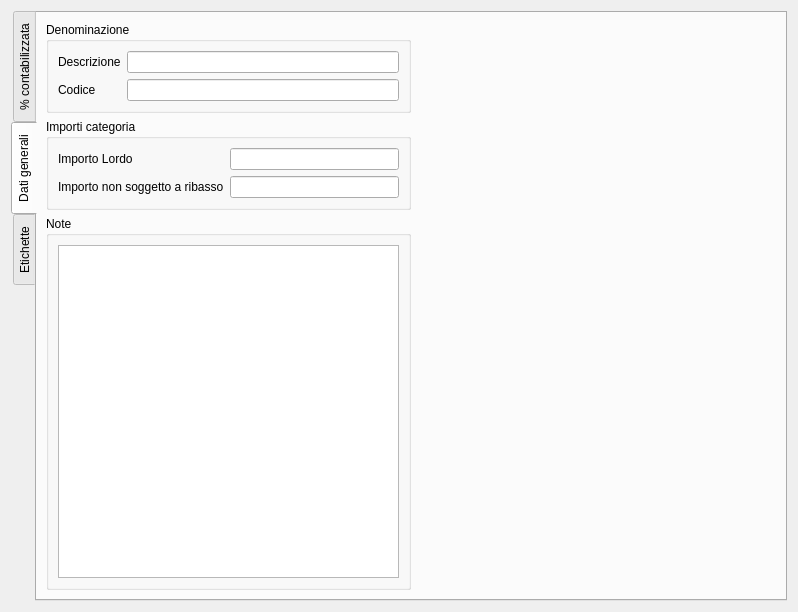
Above: qcostgui/accountinglsbilldatagui.ui from mickele77/qcost before the change. Below: the same form after it.
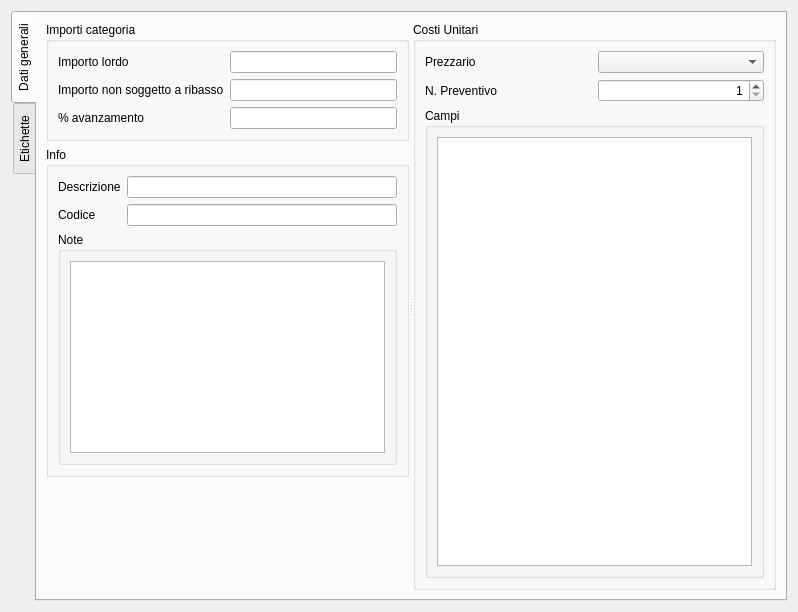
That is the form after the change. The open tabs and pages were chosen to show the change.

The edit to the form file:
```diff
--- a/qcostgui/accountinglsbilldatagui.ui
+++ b/qcostgui/accountinglsbilldatagui.ui
@@ -22,9 +22,9 @@
      <property name="currentIndex">
       <number>0</number>
      </property>
-     <widget class="QWidget" name="accountedAmountsTab">
+     <widget class="QWidget" name="generalDataTab">
       <attribute name="title">
-       <string>% contabilizzata</string>
+       <string>Dati generali</string>
       </attribute>
       <layout class="QGridLayout" name="gridLayout_2">
        <item row="0" column="0">
@@ -32,26 +32,50 @@
          <property name="orientation">
           <enum>Qt::Horizontal</enum>
          </property>
-         <widget class="QGroupBox" name="accountingGroupBox">
+         <widget class="QWidget" name="layoutWidget">
+          <layout class="QVBoxLayout" name="generalDataLeftVerticalLayout">
+           <item>
+            <widget class="QGroupBox" name="amountsGroupBox">
           <property name="title">
-           <string>% contabilizzata</string>
-          </property>
-          <layout class="QGridLayout" name="gridLayout_8">
-           <item row="0" column="0" colspan="2">
-            <widget class="QLabel" name="totalAmountLabel">
+              <string>Importi categoria</string>
+             </property>
+             <layout class="QGridLayout" name="gridLayout_10">
+              <item row="0" column="0">
+               <widget class="QLabel" name="PPUTotalToDiscountLabel">
              <property name="text">
-              <string>Totale Categoria</string>
+                 <string>Importo lordo</string>
+                </property>
+               </widget>
+              </item>
+              <item row="0" column="1">
+               <widget class="QLineEdit" name="PPUTotalToDiscountLineEdit">
+                <property name="alignment">
+                 <set>Qt::AlignRight|Qt::AlignTrailing|Qt::AlignVCenter</set>
+                </property>
+               </widget>
+              </item>
+              <item row="1" column="1">
+               <widget class="QLineEdit" name="PPUNotToDiscountLineEdit">
+                <property name="alignment">
+                 <set>Qt::AlignRight|Qt::AlignTrailing|Qt::AlignVCenter</set>
+                </property>
+               </widget>
+              </item>
+              <item row="1" column="0">
+               <widget class="QLabel" name="PPUNotToDiscountLabel">
+                <property name="text">
+                 <string>Importo non soggetto a ribasso</string>
              </property>
             </widget>
            </item>
            <item row="2" column="0">
             <widget class="QLabel" name="percentageAccountedLabel">
              <property name="text">
-              <string>% contabilizzata</string>
+                 <string>% avanzamento</string>
              </property>
             </widget>
            </item>
-           <item row="2" column="2">
+              <item row="2" column="1">
             <widget class="QLineEdit" name="percentageAccountedLineEdit">
              <property name="alignment">
               <set>Qt::AlignRight|Qt::AlignTrailing|Qt::AlignVCenter</set>
@@ -61,44 +85,74 @@
              </property>
             </widget>
            </item>
-           <item row="1" column="0">
-            <widget class="QLabel" name="totalAmountAccountedLabel">
+             </layout>
+            </widget>
+           </item>
+           <item>
+            <widget class="QGroupBox" name="infoGroupBox">
+             <property name="title">
+              <string>Info</string>
+             </property>
+             <layout class="QGridLayout" name="gridLayout_11">
+              <item row="0" column="0">
+               <widget class="QLabel" name="nameLabel">
              <property name="text">
-              <string>Totale Contabilizzato</string>
+                 <string>Descrizione</string>
              </property>
             </widget>
            </item>
-           <item row="0" column="2">
-            <widget class="QLineEdit" name="totalAmountLineEdit">
-             <property name="alignment">
-              <set>Qt::AlignRight|Qt::AlignTrailing|Qt::AlignVCenter</set>
-             </property>
-             <property name="readOnly">
-              <bool>true</bool>
-             </property>
-            </widget>
-           </item>
-           <item row="1" column="2">
-            <widget class="QLineEdit" name="totalAmountAccountedLineEdit">
-             <property name="alignment">
-              <set>Qt::AlignRight|Qt::AlignTrailing|Qt::AlignVCenter</set>
-             </property>
-             <property name="readOnly">
-              <bool>true</bool>
-             </property>
+              <item row="0" column="1">
+               <widget class="QLineEdit" name="nameLineEdit"/>
+              </item>
+              <item row="1" column="0">
+               <widget class="QLabel" name="codeLabel">
+                <property name="text">
+                 <string>Codice</string>
+                </property>
+               </widget>
+              </item>
+              <item row="1" column="1">
+               <widget class="QLineEdit" name="codeLineEdit"/>
+              </item>
+              <item row="2" column="0" colspan="2">
+               <widget class="QGroupBox" name="descriptionGroupBox">
+                <property name="title">
+                 <string>Note</string>
+                </property>
+                <layout class="QGridLayout" name="gridLayout_6">
+                 <item row="0" column="0">
+                  <widget class="QPlainTextEdit" name="descriptionTextEdit"/>
+                 </item>
+                </layout>
             </widget>
            </item>
           </layout>
          </widget>
-        </widget>
-       </item>
-       <item row="1" column="0">
-        <widget class="QGroupBox" name="priceListGroupBox">
+           </item>
+           <item>
+            <spacer name="verticalSpacer">
+             <property name="orientation">
+              <enum>Qt::Vertical</enum>
+             </property>
+             <property name="sizeHint" stdset="0">
+              <size>
+               <width>20</width>
+               <height>40</height>
+              </size>
+             </property>
+            </spacer>
+           </item>
+          </layout>
+         </widget>
+         <widget class="QWidget" name="layoutWidget">
+          <layout class="QVBoxLayout" name="generalDataRightVerticalLayout">
+           <item>
+            <widget class="QGroupBox" name="priceGroupBox">
          <property name="title">
           <string>Costi Unitari</string>
          </property>
          <layout class="QGridLayout" name="gridLayout">
-          <item row="0" column="0" rowspan="2">
+              <item row="0" column="0">
            <widget class="QLabel" name="priceListComboBoxLabel">
             <property name="text">
              <string>Prezzario</string>
@@ -108,7 +162,14 @@
           <item row="0" column="1">
            <widget class="QComboBox" name="priceListComboBox"/>
           </item>
-          <item row="1" column="1" rowspan="2">
+              <item row="1" column="0">
+               <widget class="QLabel" name="currentPriceDataSetSpinBoxLabel">
+                <property name="text">
+                 <string>N. Preventivo</string>
+                </property>
+               </widget>
+              </item>
+              <item row="1" column="1">
            <widget class="QSpinBox" name="currentPriceDataSetSpinBox">
             <property name="alignment">
              <set>Qt::AlignRight|Qt::AlignTrailing|Qt::AlignVCenter</set>
@@ -118,17 +179,10 @@
             </property>
            </widget>
           </item>
-          <item row="2" column="0">
-           <widget class="QLabel" name="currentPriceDataSetSpinBoxLabel">
-            <property name="text">
-             <string>N. Preventivo</string>
-            </property>
-           </widget>
-          </item>
-          <item row="3" column="0" colspan="2">
+              <item row="2" column="0" colspan="2">
            <widget class="QGroupBox" name="totalPriceFieldGroupBox">
             <property name="title">
-             <string>Campi importo lordo</string>
+                 <string>Campi</string>
             </property>
             <layout class="QGridLayout" name="gridLayout_9">
              <item row="0" column="0">
@@ -144,108 +198,9 @@
          </layout>
         </widget>
        </item>
-       <item row="0" column="1">
-        <spacer name="horizontalSpacer">
-         <property name="orientation">
-          <enum>Qt::Horizontal</enum>
-         </property>
-         <property name="sizeHint" stdset="0">
-          <size>
-           <width>40</width>
-           <height>20</height>
-          </size>
-         </property>
-        </spacer>
-       </item>
-      </layout>
-     </widget>
-     <widget class="QWidget" name="generalDataTab">
-      <attribute name="title">
-       <string>Dati generali</string>
-      </attribute>
-      <layout class="QGridLayout" name="gridLayout_12">
-       <item row="0" column="0">
-        <widget class="QGroupBox" name="nameGroupBox">
-         <property name="title">
-          <string>Denominazione</string>
-         </property>
-         <layout class="QGridLayout" name="gridLayout_11">
-          <item row="0" column="0">
-           <widget class="QLabel" name="nameLabel">
-            <property name="text">
-             <string>Descrizione</string>
-            </property>
-           </widget>
-          </item>
-          <item row="0" column="1">
-           <widget class="QLineEdit" name="nameLineEdit"/>
-          </item>
-          <item row="1" column="0">
-           <widget class="QLabel" name="codeLabel">
-            <property name="text">
-             <string>Codice</string>
-            </property>
-           </widget>
-          </item>
-          <item row="1" column="1">
-           <widget class="QLineEdit" name="codeLineEdit"/>
-          </item>
-         </layout>
-        </widget>
-       </item>
-       <item row="1" column="0">
-        <widget class="QGroupBox" name="PPUGroupBox">
-         <property name="title">
-          <string>Importi categoria</string>
-         </property>
-         <layout class="QGridLayout" name="gridLayout_10">
-          <item row="0" column="0">
-           <widget class="QLabel" name="PPUToBeDiscountedLabel">
-            <property name="text">
-             <string>Importo Lordo</string>
-            </property>
-           </widget>
-          </item>
-          <item row="0" column="1">
-           <widget class="QLineEdit" name="PPUToBeDiscountedLineEdit"/>
-          </item>
-          <item row="1" column="1">
-           <widget class="QLineEdit" name="PPUNotToBeDiscountedLineEdit"/>
-          </item>
-          <item row="1" column="0">
-           <widget class="QLabel" name="PPUNotToBeDiscountedLabel">
-            <property name="text">
-             <string>Importo non soggetto a ribasso</string>
-            </property>
-           </widget>
-          </item>
-         </layout>
-        </widget>
-       </item>
-       <item row="2" column="0">
-        <widget class="QGroupBox" name="descriptionGroupBox">
-         <property name="title">
-          <string>Note</string>
-         </property>
-         <layout class="QGridLayout" name="gridLayout_6">
-          <item row="0" column="0">
-           <widget class="QPlainTextEdit" name="descriptionTextEdit"/>
-          </item>
-         </layout>
-        </widget>
-       </item>
-       <item row="0" column="1">
-        <spacer name="horizontalSpacer_2">
-         <property name="orientation">
-          <enum>Qt::Horizontal</enum>
-         </property>
-         <property name="sizeHint" stdset="0">
-          <size>
-           <width>40</width>
-           <height>20</height>
-          </size>
-         </property>
-        </spacer>
+          </layout>
+         </widget>
+        </widget>
        </item>
       </layout>
      </widget>
```
Left out of the diff: 4 changed lines with no effect on the pictures. Lines whose indentation alone changed are shown as unchanged.
